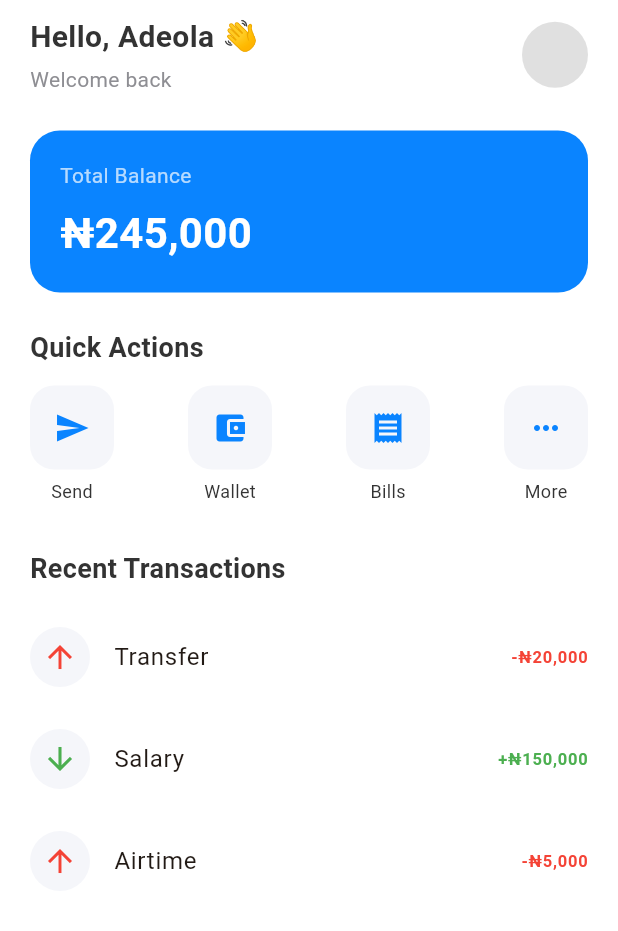
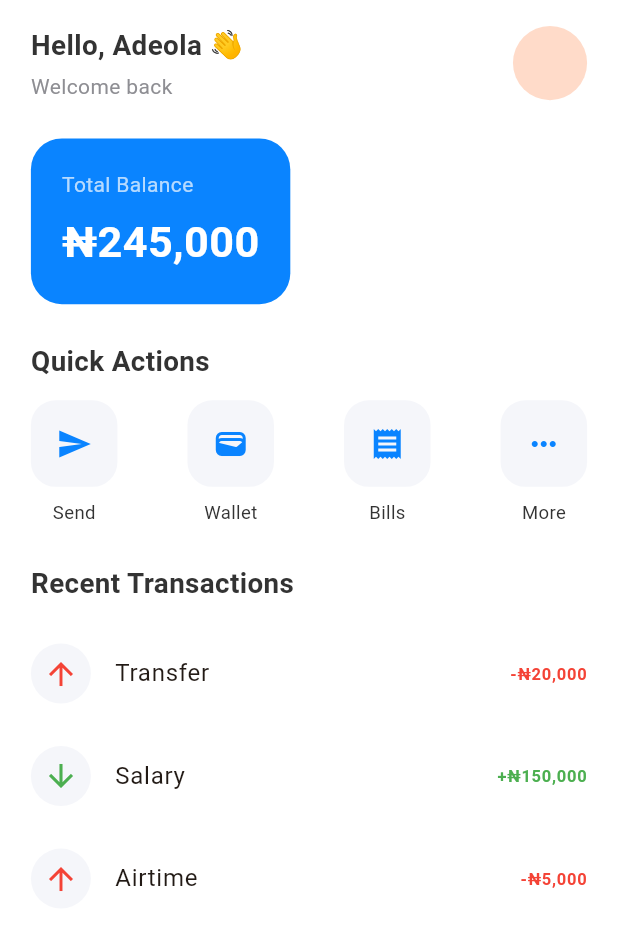
Before and after one commit to oreokoki0934-glitch/Hustlr-frontend, a Flutter app: the HomeScreen screen opened directly, on a phone screen of 412 x 824 dp. Shown: the top 931 px of the screen. Run offline on Flutter 3.47's test engine with Material 3 defaults, Android fonts, the phone set to English and light mode, and no system bars; statements that could not run were skipped.

Commit message:
modified files

```diff
--- /dev/null
+++ b/lib/core/constants/dimensions.dart
@@ -0,0 +1,23 @@
+import 'package:flutter/material.dart';
+
+class AppSizes {
+  static double width(BuildContext context) =>
+      MediaQuery.of(context).size.width;
+
+  static double height(BuildContext context) =>
+      MediaQuery.of(context).size.height;
+
+  // Scalable padding
+  static double padding(BuildContext context) =>
+      width(context) * 0.05;
+
+  // Scalable font sizes
+  static double fontLarge(BuildContext context) =>
+      width(context) * 0.07;
+
+  static double fontMedium(BuildContext context) =>
+      width(context) * 0.045;
+
+  static double fontSmall(BuildContext context) =>
+      width(context) * 0.035;
+}
--- a/lib/features/home/home_screen.dart
+++ b/lib/features/home/home_screen.dart
@@ -1,128 +1,125 @@
 import 'package:flutter/material.dart';
 import '../../../core/constants/colors.dart';
+import '../../../core/constants/dimensions.dart';
 
 class HomeScreen extends StatelessWidget {
   const HomeScreen({super.key});
 
   @override
   Widget build(BuildContext context) {
+    final w = AppSizes.width(context);
+    final h = AppSizes.height(context);
+
     return Scaffold(
       backgroundColor: AppColors.background,
       body: SafeArea(
         child: Padding(
-          padding: const EdgeInsets.symmetric(horizontal: 20),
+          padding: EdgeInsets.symmetric(horizontal: w * 0.05),
           child: Column(
             crossAxisAlignment: CrossAxisAlignment.start,
             children: [
 
-              const SizedBox(height: 10),
+              SizedBox(height: h * 0.02),
 
-              // 🔝 Header
+              // Header
               Row(
                 mainAxisAlignment: MainAxisAlignment.spaceBetween,
                 children: [
-                  const Column(
+                  Column(
                     crossAxisAlignment: CrossAxisAlignment.start,
                     children: [
                       Text(
                         "Hello, Adeola 👋",
                         style: TextStyle(
-                          fontSize: 20,
+                          fontSize: AppSizes.fontMedium(context),
                           fontWeight: FontWeight.w600,
                         ),
                       ),
-                      SizedBox(height: 4),
-                      Text(
+                      SizedBox(height: h * 0.005),
+                      const Text(
                         "Welcome back",
-                        style: TextStyle(
-                          color: AppColors.textSecondary,
-                        ),
+                        style: TextStyle(color: AppColors.textSecondary),
                       ),
                     ],
                   ),
-
-                  CircleAvatar(
-                    radius: 22,
-                    backgroundColor: Colors.grey.shade300,
-                  )
+                  CircleAvatar(radius: w * 0.06),
                 ],
               ),
 
-              const SizedBox(height: 24),
+              SizedBox(height: h * 0.03),
 
-              // 💰 Balance Card
+              // Balance Card
               Container(
-                width: double.infinity,
-                padding: const EdgeInsets.all(20),
+                padding: EdgeInsets.all(w * 0.05),
                 decoration: BoxDecoration(
                   color: AppColors.primary,
-                  borderRadius: BorderRadius.circular(20),
+                  borderRadius: BorderRadius.circular(w * 0.05),
                 ),
-                child: const Column(
+                child: Column(
                   crossAxisAlignment: CrossAxisAlignment.start,
                   children: [
-                    Text(
+                    const Text(
                       "Total Balance",
                       style: TextStyle(color: Colors.white70),
                     ),
-                    SizedBox(height: 8),
+                    SizedBox(height: h * 0.01),
                     Text(
                       "₦245,000",
                       style: TextStyle(
-                        fontSize: 28,
+                        fontSize: AppSizes.fontLarge(context),
+                        color: Colors.white,
                         fontWeight: FontWeight.bold,
-                        color: Colors.white,
                       ),
                     ),
                   ],
                 ),
               ),
 
-              const SizedBox(height: 24),
+              SizedBox(height: h * 0.03),
 
-              // ⚡ Quick Actions
-              const Text(
+              // Actions
+              Text(
                 "Quick Actions",
                 style: TextStyle(
-                  fontSize: 18,
+                  fontSize: AppSizes.fontMedium(context),
                   fontWeight: FontWeight.w600,
                 ),
               ),
 
-              const SizedBox(height: 12),
+              SizedBox(height: h * 0.015),
 
               Row(
                 mainAxisAlignment: MainAxisAlignment.spaceBetween,
                 children: [
-                  _actionItem(Icons.send, "Send"),
-                  _actionItem(Icons.account_balance_wallet, "Wallet"),
-                  _actionItem(Icons.receipt, "Bills"),
-                  _actionItem(Icons.more_horiz, "More"),
+                  _action(context, Icons.send, "Send"),
+                  _action(context, Icons.wallet, "Wallet"),
+                  _action(context, Icons.receipt, "Bills"),
+                  _action(context, Icons.more_horiz, "More"),
                 ],
               ),
 
-              const SizedBox(height: 30),
+              SizedBox(height: h * 0.03),
 
-              // 📊 Transactions
-              const Text(
+              // Transactions
+              Text(
                 "Recent Transactions",
                 style: TextStyle(
-                  fontSize: 18,
+                  fontSize: AppSizes.fontMedium(context),
                   fontWeight: FontWeight.w600,
                 ),
               ),
 
-              const SizedBox(height: 12),
+              SizedBox(height: h * 0.015),
 
               Expanded(
                 child: ListView(
-                  children: const [
-                    _transactionItem("Transfer", "-₦20,000", true),
-                    _transactionItem("Salary", "+₦150,000", false),
-                    _transactionItem("Airtime", "-₦5,000", true),
+                  children: [
+                    _transaction(context, "Transfer", "-₦20,000", true),
+                    _transaction(context, "Salary", "+₦150,000", false),
+                    _transaction(context, "Airtime", "-₦5,000", true),
                   ],
                 ),
-              ),
+              )
             ],
           ),
         ),
@@ -130,38 +127,32 @@
     );
   }
 
-  // 🔘 Action Button
-  Widget _actionItem(IconData icon, String label) {
+  Widget _action(BuildContext context, IconData icon, String label) {
+    final w = AppSizes.width(context);
+
     return Column(
       children: [
         Container(
-          height: 56,
-          width: 56,
+          height: w * 0.14,
+          width: w * 0.14,
           decoration: BoxDecoration(
             color: const Color(0xFFF5F6FA),
-            borderRadius: BorderRadius.circular(16),
+            borderRadius: BorderRadius.circular(w * 0.04),
           ),
           child: Icon(icon, color: AppColors.primary),
         ),
-        const SizedBox(height: 6),
-        Text(label, style: const TextStyle(fontSize: 12)),
+        SizedBox(height: w * 0.02),
+        Text(label, style: TextStyle(fontSize: w * 0.03)),
       ],
     );
   }
-}
 
-// 💳 Transaction Widget
-class _transactionItem extends StatelessWidget {
-  final String title;
-  final String amount;
-  final bool isDebit;
+  Widget _transaction(
+      BuildContext context, String title, String amount, bool isDebit) {
+    final w = AppSizes.width(context);
 
-  const _transactionItem(this.title, this.amount, this.isDebit);
-
-  @override
-  Widget build(BuildContext context) {
     return ListTile(
-      contentPadding: const EdgeInsets.symmetric(vertical: 6),
+      contentPadding: EdgeInsets.symmetric(vertical: w * 0.015),
       leading: CircleAvatar(
         backgroundColor: const Color(0xFFF5F6FA),
         child: Icon(
```
Also changed, not shown: lib/core/widgets/custom_button.dart (+7 -5 lines), lib/core/widgets/custom_textfield.dart (+8 -6 lines), lib/features/auth/login_screen.dart (+21 -14 lines), lib/features/auth/signup_screen.dart (+12 -6 lines), lib/features/onboarding/onboarding_screen_1.dart (+15 -9 lines), lib/features/onboarding/onboarding_screen_2.dart (+14 -9 lines).
